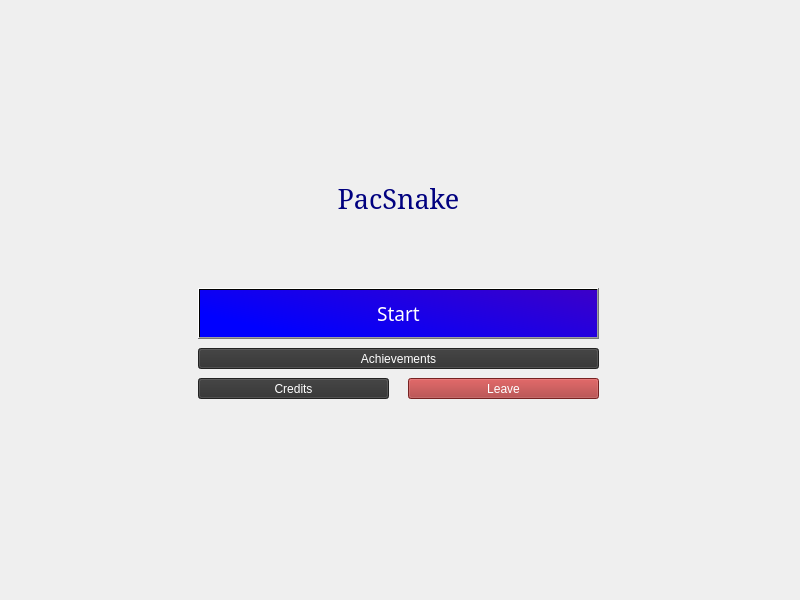
The window that main_container.ui (54D/PacSnake) describes before a commit, drawn with Qt 5.
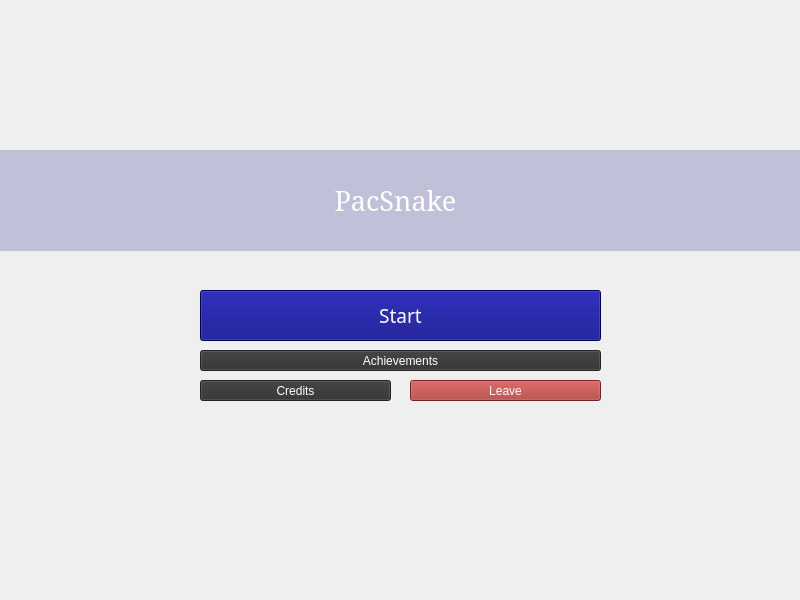
The same window after the commit. Icons and pictures are not drawn.

What changed in the file:
```diff
--- a/main_container.ui
+++ b/main_container.ui
@@ -32,13 +32,13 @@
    <string>Form</string>
   </property>
   <property name="styleSheet">
-   <string notr="true"/>
+   <string notr="true">border-color: rgb(0, 0, 0);</string>
   </property>
   <widget class="QStackedWidget" name="stackedWidget">
    <property name="geometry">
     <rect>
-     <x>-2</x>
-     <y>-2</y>
+     <x>0</x>
+     <y>0</y>
      <width>801</width>
      <height>601</height>
     </rect>
@@ -49,10 +49,16 @@
      <verstretch>0</verstretch>
     </sizepolicy>
    </property>
+   <property name="styleSheet">
+    <string notr="true">border-color: rgb(0, 0, 0);</string>
+   </property>
    <property name="currentIndex">
     <number>0</number>
    </property>
    <widget class="QWidget" name="page">
+    <property name="styleSheet">
+     <string notr="true"/>
+    </property>
     <widget class="QPushButton" name="leaveButton">
      <property name="geometry">
       <rect>
@@ -98,11 +104,13 @@
      <property name="cursor">
       <cursorShape>PointingHandCursor</cursorShape>
      </property>
+     <property name="autoFillBackground">
+      <bool>false</bool>
+     </property>
      <property name="styleSheet">
       <string notr="true">color: rgb(255, 255, 255);
 font: 14pt &quot;8BIT WONDER&quot;;
-background-color: rgb(0, 0, 127);
-background-color: qlineargradient(spread:pad, x1:0, y1:0.5, x2:1, y2:0, stop:0 rgba(0, 0, 255, 255), stop:1 rgba(60, 0, 200, 255));</string>
+background-color: rgb(0, 0, 127);</string>
      </property>
      <property name="text">
       <string>Start</string>
@@ -111,9 +119,9 @@
     <widget class="QLabel" name="titleLabel">
      <property name="geometry">
       <rect>
-       <x>250</x>
+       <x>-10</x>
        <y>150</y>
-       <width>301</width>
+       <width>811</width>
        <height>101</height>
       </rect>
      </property>
@@ -127,7 +135,8 @@
       </font>
      </property>
      <property name="styleSheet">
-      <string notr="true">color: rgb(0, 0, 127);</string>
+      <string notr="true">color: rgb(255, 255, 255);
+background-color: rgb(0, 0, 127,50);</string>
      </property>
      <property name="text">
       <string>PacSnake</string>
@@ -175,6 +184,28 @@
       <string>Credits</string>
      </property>
     </widget>
+    <widget class="QLabel" name="imageLabel">
+     <property name="geometry">
+      <rect>
+       <x>0</x>
+       <y>0</y>
+       <width>801</width>
+       <height>611</height>
+      </rect>
+     </property>
+     <property name="styleSheet">
+      <string notr="true">background-image: url(:/assets/background.png);</string>
+     </property>
+     <property name="text">
+      <string/>
+     </property>
+    </widget>
+    <zorder>imageLabel</zorder>
+    <zorder>leaveButton</zorder>
+    <zorder>startButton</zorder>
+    <zorder>titleLabel</zorder>
+    <zorder>achButton</zorder>
+    <zorder>creditsButton</zorder>
    </widget>
   </widget>
  </widget>
```
Left out of the diff: 16 changed lines with no effect on the pictures.
